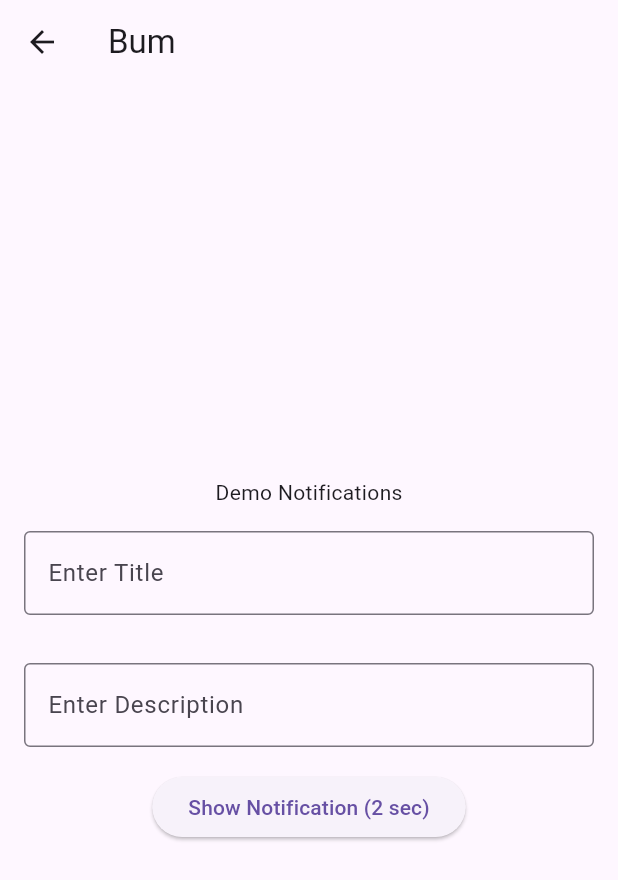
After one commit to Kirbyy21/Progetto_M306, a Flutter app: the NotificationTestPage screen opened directly, after a tap on "Show Notification (2 sec)", on a phone screen of 412 x 824 dp. The commit adds this screen. Shown: the top 880 px of the screen. Run offline on Flutter 3.47's test engine with Material 3 defaults, Android fonts, the phone set to English and light mode, and no system bars; our stand-ins replace flutter_local_notifications, flutter_timezone, hive_flutter, like_button, table_calendar, timezone; accounts and stored records are empty; network calls fail.

```diff
--- a/5_Applicativo/jracefolder/lib/main.dart
+++ b/5_Applicativo/jracefolder/lib/main.dart
@@ -14,7 +14,7 @@ void main() async {
   await Hive.initFlutter();
   await Hive.openBox<int>('favorite_horses');
 
-  NotiService().initNotification();
+  await NotiService().initNotification();
 
   runApp(
     ChangeNotifierProvider(
--- /dev/null
+++ b/5_Applicativo/jracefolder/lib/notificationservice.dart
@@ -0,0 +1,52 @@
+import 'package:flutter/material.dart';
+import 'package:flutter_local_notifications/flutter_local_notifications.dart';
+import 'package:timezone/timezone.dart' as tz;
+import 'package:timezone/data/latest.dart' as tz;
+
+class NotificationService {
+  static final NotificationService _notificationService =
+  NotificationService._internal();
+
+  factory NotificationService() {
+    return _notificationService;
+  }
+
+  final FlutterLocalNotificationsPlugin flutterLocalNotificationsPlugin =
+  FlutterLocalNotificationsPlugin();
+
+  NotificationService._internal();
+
+  Future<void> initNotification() async {
+
+    // Android initialization
+    final AndroidInitializationSettings initializationSettingsAndroid =
+    AndroidInitializationSettings('@mipmap/ic_launcher');
+
+    final InitializationSettings initializationSettings =
+    InitializationSettings(
+        android: initializationSettingsAndroid);
+    // the initialization settings are initialized after they are setted
+    await flutterLocalNotificationsPlugin.initialize(initializationSettings);
+  }
+
+  Future<void> showNotification(int id, String title, String body) async {
+    await flutterLocalNotificationsPlugin.zonedSchedule(
+      id,
+      title,
+      body,
+      tz.TZDateTime.now(tz.local).add(const Duration(seconds: 1)), // notifica dopo 1 secondo
+      const NotificationDetails(
+        android: AndroidNotificationDetails(
+          'main_channel',
+          'Main Channel',
+          channelDescription: "ashwin",
+          importance: Importance.max,
+          priority: Priority.max,
+        ),
+      ),
+      androidScheduleMode: AndroidScheduleMode.exactAllowWhileIdle, // <-- OBBLIGATORIO
+
+    );
+  }
+
+}
--- /dev/null
+++ b/5_Applicativo/jracefolder/lib/pages/notfile.dart
@@ -0,0 +1,55 @@
+// lib/pages/notification_test_page.dart
+import 'package:flutter/material.dart';
+import '../notificationservice.dart'; // o NotiService se è il tuo file
+
+class NotificationTestPage extends StatelessWidget {
+  final TextEditingController titleController = TextEditingController();
+  final TextEditingController bodyController = TextEditingController();
+
+  NotificationTestPage({super.key});
+
+  @override
+  Widget build(BuildContext context) {
+    return Scaffold(
+      appBar: AppBar(title: Text("Bum")),
+      body: Center(
+        child: Column(
+          mainAxisAlignment: MainAxisAlignment.center,
+          children: [
+            const Text("Demo Notifications"),
+            Padding(
+              padding: const EdgeInsets.all(16.0),
+              child: TextField(
+                controller: titleController,
+                decoration: const InputDecoration(
+                  border: OutlineInputBorder(),
+                  labelText: "Enter Title",
+                ),
+              ),
+            ),
+            Padding(
+              padding: const EdgeInsets.all(16.0),
+              child: TextField(
+                controller: bodyController,
+                decoration: const InputDecoration(
+                  border: OutlineInputBorder(),
+                  labelText: "Enter Description",
+                ),
+              ),
+            ),
+            ElevatedButton(
+              onPressed: () {
+                NotificationService().showNotification(
+                  1,
+                  titleController.text,
+                  bodyController.text,
+                );
+              },
+              child: const Text("Show Notification (2 sec)"),
+            ),
+          ],
+        ),
+      ),
+    );
+  }
+}
--- a/5_Applicativo/jracefolder/pubspec.yaml
+++ b/5_Applicativo/jracefolder/pubspec.yaml
@@ -35,7 +35,7 @@ dependencies:
   provider: ^6.0.5
   like_button: ^2.0.4
   hive_flutter: ^1.1.0
-  flutter_local_notifications: ^19.5.0
+  flutter_local_notifications: ^19.1.0
   timezone: ^0.10.1
   flutter_timezone: ^5.0.1
   # The following adds the Cupertino Icons font to your application.
@@ -52,9 +52,13 @@ dev_dependencies:
   # package. See that file for information about deactivating specific lint
   # rules and activating additional ones.
   flutter_lints: ^5.0.0
+  flutter_launcher_icons: ^0.14.4
 
 # For information on the generic Dart part of this file, see the
 # following page: https://dart.dev/tools/pub/pubspec
+flutter_launcher_icons:
+  android: true
+  image_path: "assets/icon/icon1.png"
 
 # The following section is specific to Flutter packages.
 flutter:
```
Also changed, not shown: 5_Applicativo/jracefolder/lib/notifications.dart (+28 -11 lines), 5_Applicativo/jracefolder/lib/pages/info_horses.dart (+5 -3 lines), 5_Applicativo/jracefolder/assets/bg.jpg (added), 5_Applicativo/jracefolder/assets/icon.jpg (added), 5_Applicativo/jracefolder/assets/icon1.jpg (added), 5_Applicativo/jracefolder/pubspec.lock, 22 other files.
